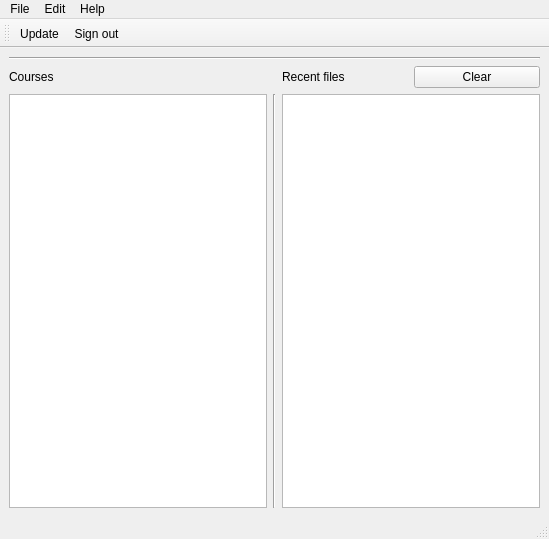
Old version of the form gui/virtualee.ui in the repository adrobinoga/virtualee.
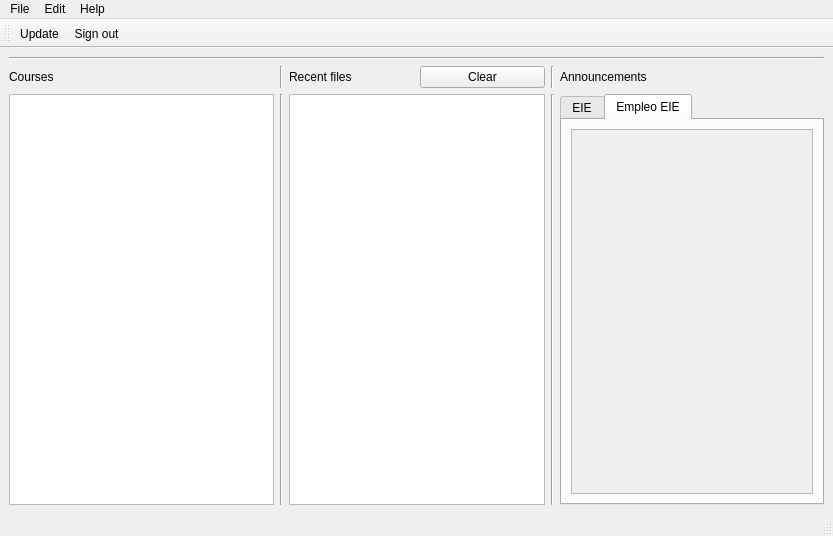
New version of the form. Icons and pictures are not drawn.

Patch:
```diff
--- a/gui/virtualee.ui
+++ b/gui/virtualee.ui
@@ -6,8 +6,8 @@
    <rect>
     <x>0</x>
     <y>0</y>
-    <width>549</width>
-    <height>539</height>
+    <width>833</width>
+    <height>536</height>
    </rect>
   </property>
   <property name="sizePolicy">
@@ -33,7 +33,7 @@
     <item>
      <layout class="QGridLayout" name="gridLayout">
       <property name="sizeConstraint">
-       <enum>QLayout::SetMinimumSize</enum>
+       <enum>QLayout::SetNoConstraint</enum>
       </property>
       <item row="0" column="0">
        <widget class="Line" name="line_2">
@@ -53,13 +53,26 @@
         </item>
         <item row="1" column="2">
          <widget class="QListWidget" name="recent_files">
+          <property name="sizePolicy">
+           <sizepolicy hsizetype="Preferred" vsizetype="Expanding">
+            <horstretch>0</horstretch>
+            <verstretch>0</verstretch>
+           </sizepolicy>
+          </property>
           <property name="toolTip">
            <string>&lt;html&gt;&lt;head/&gt;&lt;body&gt;&lt;p&gt;This history is made from download history, hence its not relate to actual modification/publication dates of eie-virtual site&lt;/p&gt;&lt;/body&gt;&lt;/html&gt;</string>
           </property>
          </widget>
         </item>
         <item row="1" column="0">
-         <widget class="QListWidget" name="courses_list"/>
+         <widget class="QListWidget" name="courses_list">
+          <property name="sizePolicy">
+           <sizepolicy hsizetype="Expanding" vsizetype="Expanding">
+            <horstretch>0</horstretch>
+            <verstretch>0</verstretch>
+           </sizepolicy>
+          </property>
+         </widget>
         </item>
         <item row="1" column="1">
          <widget class="Line" name="line">
@@ -89,6 +102,111 @@
           </item>
          </layout>
         </item>
+        <item row="0" column="4">
+         <widget class="QLabel" name="label_3">
+          <property name="text">
+           <string>Announcements</string>
+          </property>
+         </widget>
+        </item>
+        <item row="1" column="4">
+         <widget class="QTabWidget" name="tabWidget">
+          <property name="currentIndex">
+           <number>1</number>
+          </property>
+          <widget class="QWidget" name="tab_eie">
+           <attribute name="title">
+            <string>EIE</string>
+           </attribute>
+           <layout class="QVBoxLayout" name="verticalLayout_2">
+            <item>
+             <widget class="QScrollArea" name="scroll_area_eie">
+              <property name="sizePolicy">
+               <sizepolicy hsizetype="Expanding" vsizetype="Expanding">
+                <horstretch>0</horstretch>
+                <verstretch>0</verstretch>
+               </sizepolicy>
+              </property>
+              <property name="widgetResizable">
+               <bool>true</bool>
+              </property>
+              <widget class="QWidget" name="scrollAreaWidgetContents">
+               <property name="geometry">
+                <rect>
+                 <x>0</x>
+                 <y>0</y>
+                 <width>238</width>
+                 <height>330</height>
+                </rect>
+               </property>
+               <layout class="QVBoxLayout" name="layout_eie_ans">
+                <property name="spacing">
+                 <number>10</number>
+                </property>
+               </layout>
+              </widget>
+             </widget>
+            </item>
+           </layout>
+          </widget>
+          <widget class="QWidget" name="tab_jobs">
+           <attribute name="title">
+            <string>Empleo EIE</string>
+           </attribute>
+           <layout class="QVBoxLayout" name="verticalLayout_3">
+            <item>
+             <widget class="QScrollArea" name="scroll_area_jobs">
+              <property name="sizePolicy">
+               <sizepolicy hsizetype="Expanding" vsizetype="Expanding">
+                <horstretch>0</horstretch>
+                <verstretch>0</verstretch>
+               </sizepolicy>
+              </property>
+              <property name="widgetResizable">
+               <bool>true</bool>
+              </property>
+              <widget class="QWidget" name="scrollAreaWidgetContents_2">
+               <property name="geometry">
+                <rect>
+                 <x>0</x>
+                 <y>0</y>
+                 <width>238</width>
+                 <height>330</height>
+                </rect>
+               </property>
+               <layout class="QVBoxLayout" name="layout_jobs">
+                <property name="spacing">
+                 <number>10</number>
+                </property>
+               </layout>
+              </widget>
+             </widget>
+            </item>
+           </layout>
+          </widget>
+         </widget>
+        </item>
+        <item row="0" column="1">
+         <widget class="Line" name="line_3">
+          <property name="orientation">
+           <enum>Qt::Vertical</enum>
+          </property>
+         </widget>
+        </item>
+        <item row="1" column="3">
+         <widget class="Line" name="line_4">
+          <property name="orientation">
+           <enum>Qt::Vertical</enum>
+          </property>
+         </widget>
+        </item>
+        <item row="0" column="3">
+         <widget class="Line" name="line_5">
+          <property name="orientation">
+           <enum>Qt::Vertical</enum>
+          </property>
+         </widget>
+        </item>
        </layout>
       </item>
      </layout>
@@ -100,7 +218,7 @@
     <rect>
      <x>0</x>
      <y>0</y>
-     <width>549</width>
+     <width>833</width>
      <height>25</height>
     </rect>
    </property>
```
Left out of the diff: 8 changed lines with no effect on the pictures.
